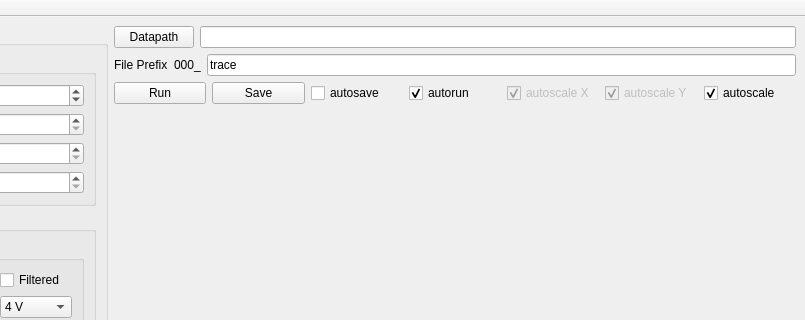
SchusterLab/slab, file instruments/Alazar/ScopeWindow.ui: the form before one commit; both pictures show x 299 to 1104 and y 0 to 320 of the 1104 by 737 pixel window.
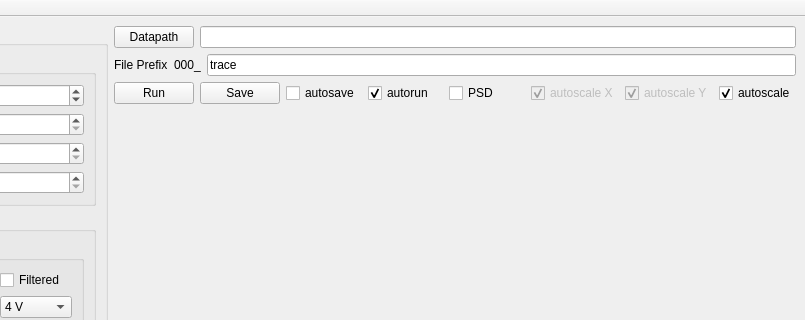
The form after the commit. Custom widgets are drawn as their Qt base class.

Commit message: Added PSD mode to ScopeWindow

What changed in the file:
```diff
--- a/instruments/Alazar/ScopeWindow.ui
+++ b/instruments/Alazar/ScopeWindow.ui
@@ -825,6 +825,13 @@
           </property>
          </widget>
         </item>
+        <item>
+         <widget class="QCheckBox" name="PSDCheckBox">
+          <property name="text">
+           <string>PSD</string>
+          </property>
+         </widget>
+        </item>
         <item>
          <widget class="QCheckBox" name="x_autoscaleCheckBox">
           <property name="enabled">
```
Left out of the diff: 2 changed lines with no effect on the pictures. The commit also changes 2 other files.
